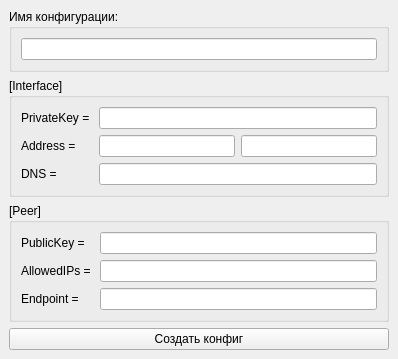
Old version of the form gui.ui in the repository Alexploy777/WG_configMaker.
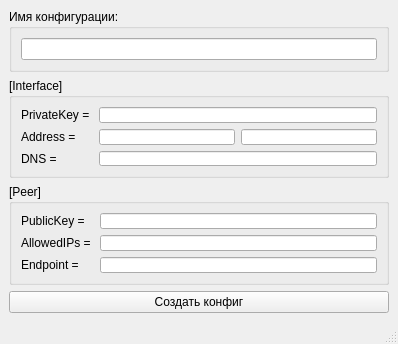
New version of the form.

Commit message: сделан интерфейс и соединен с логикой

Patch:
```diff
--- a/gui.ui
+++ b/gui.ui
@@ -7,9 +7,15 @@
     <x>0</x>
     <y>0</y>
     <width>398</width>
-    <height>324</height>
+    <height>344</height>
    </rect>
   </property>
+  <property name="minimumSize">
+   <size>
+    <width>398</width>
+    <height>344</height>
+   </size>
+  </property>
   <property name="windowTitle">
    <string>MainWindow</string>
   </property>
@@ -43,7 +49,11 @@
           </widget>
          </item>
          <item row="0" column="1" colspan="2">
-          <widget class="QLineEdit" name="lineEdit"/>
+          <widget class="QLineEdit" name="lineEdit_PrivateKey">
+           <property name="text">
+            <string/>
+           </property>
+          </widget>
          </item>
          <item row="1" column="0">
           <widget class="QLabel" name="label_4">
@@ -121,6 +131,7 @@
     </item>
    </layout>
   </widget>
+  <widget class="QStatusBar" name="statusBar"/>
  </widget>
  <resources/>
  <connections/>
```
The commit also changes 3 other files.
